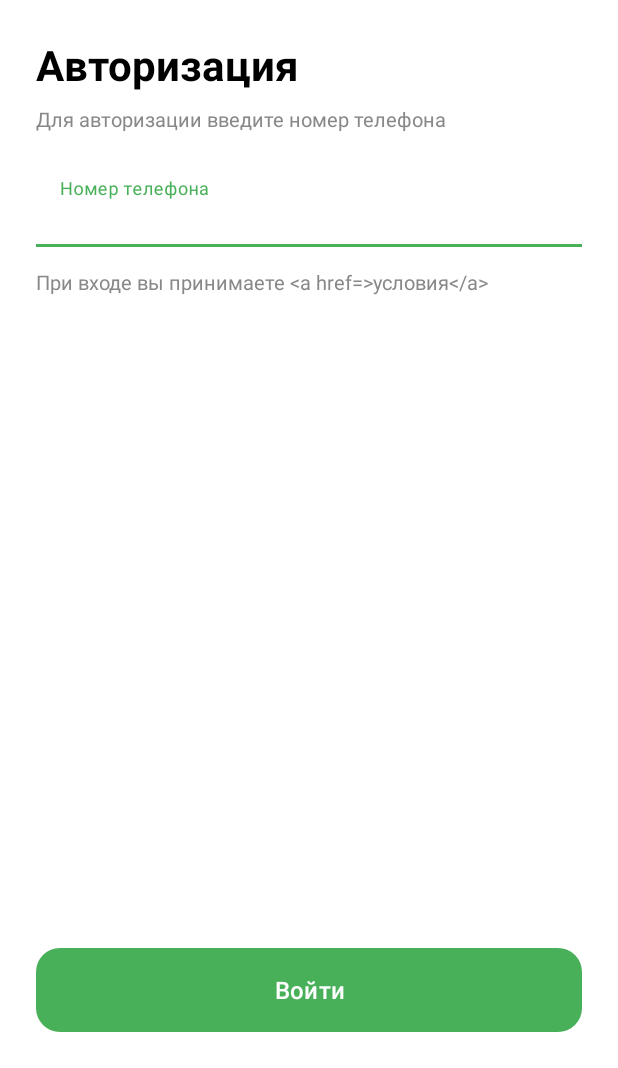
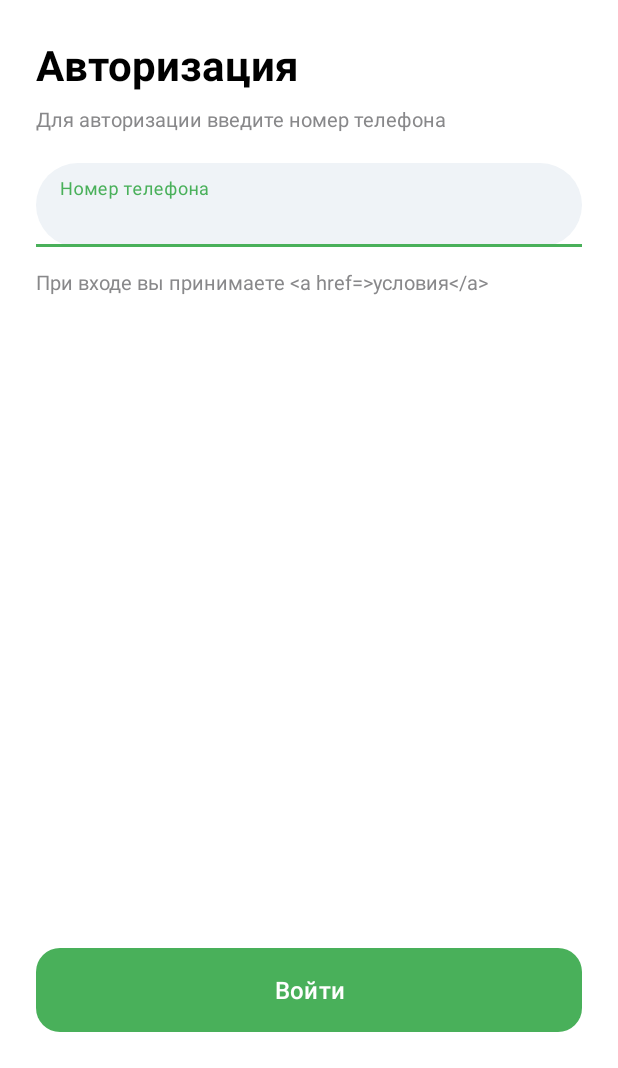
Before and after one commit to Ismatik/EWallet-Android-App, an Android app: the layout activity_main.xml on its own in the app's theme, with its tools: preview values and no code run, on a phone screen of 412 x 824 dp, the part 168-1236 px from its top. Run offline under Robolectric (Android 15) with nearby library versions, the phone set to English and light mode, and no system bars.

Commit message:
Working on small bugs

```diff
--- a/app/src/main/res/layout/activity_main.xml
+++ b/app/src/main/res/layout/activity_main.xml
@@ -85,7 +85,7 @@
             android:id="@+id/phone"
             android:layout_width="match_parent"
             android:layout_height="56dp"
-            android:background="@android:color/transparent"
+            android:background="@android:color/grey_background"
             android:inputType="phone"
             android:maxLines="1"
             android:paddingStart="16dp"
--- a/app/src/main/res/values/colors.xml
+++ b/app/src/main/res/values/colors.xml
@@ -38,4 +38,6 @@
     <color name="white">#FFFFFF</color>
     <color name="black">#000000</color>
     <color name="transparent">#00000000</color>
+
+    <color name="grey_background">#E8ECF0</color>
 </resources>
--- a/app/src/main/res/values/styles.xml
+++ b/app/src/main/res/values/styles.xml
@@ -1,7 +1,7 @@
 <?xml version="1.0" encoding="utf-8"?>
 <resources>
     <style name="ShapeAppearanceOverlay.Asr.Pill" parent="ShapeAppearance.Material3.Corner.None">
-        <item name="cornerFamily">rounded</item>
+<!--        <item name="cornerFamily">rounded</item>-->
         <item name="cornerSize">28dp</item>
     </style>
     <style name="Widget.Asr.TextInputLayout.Filled" parent="Widget.Material3.TextInputLayout.FilledBox.Dense">
@@ -11,4 +11,5 @@
         <item name="boxStrokeWidth">0dp</item>
         <item name="boxStrokeWidthFocused">0dp</item>
     </style>
+
 </resources>
```
